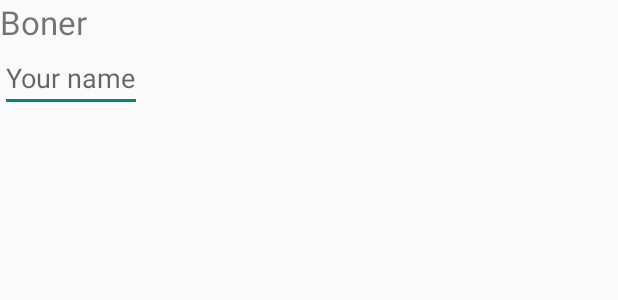
After one commit to hayleycall/TinderForDogs, an Android app: the layout form.xml on its own in the app's theme, with its tools: preview values and no code run, on a phone screen of 412 x 824 dp. The commit adds this screen. Shown: the top 300 px of the screen. Run offline under Robolectric (Android 15) with nearby library versions, the phone set to English and light mode, and no system bars.

Commit message:
The beginnings of the user sign up/login form.

```diff
--- /dev/null
+++ b/app/src/main/res/layout-xlarge/form.xml
@@ -0,0 +1,24 @@
+<?xml version="1.0" encoding="utf-8"?>
+<ScrollView xmlns:android="http://schemas.android.com/apk/res/android"
+    android:id="@+id/ScrollView01"
+    android:layout_width="wrap_content" android:layout_height="wrap_content"
+    android:scrollbars="horizontal">
+    <LinearLayout
+            android:layout_width="fill_parent"
+            android:orientation="vertical"
+            android:layout_height="fill_parent">
+    <TextView
+        android:id="@+id/TextViewTitle"
+        android:layout_width="wrap_content"
+        android:layout_height="wrap_content"
+        android:text="@string/feedbacktitle"
+        android:textSize="10pt">
+     </TextView>
+     <EditText
+         android:id="@+id/EditTextName"
+         android:layout_height="wrap_content"
+         android:hint="@string/feedbackname"
+         android:inputType="textPersonName"
+         android:layout_width="fill_parent"/>
+     </LinearLayout>
+ </ScrollView>
--- /dev/null
+++ b/app/src/main/res/layout/form.xml
@@ -0,0 +1,25 @@
+<?xml version="1.0" encoding="utf-8"?>
+<ScrollView xmlns:android="http://schemas.android.com/apk/res/android"
+    android:id="@+id/ScrollView01"
+    android:layout_width="wrap_content" android:layout_height="wrap_content"
+    android:scrollbars="horizontal">
+    <LinearLayout
+            android:layout_width="fill_parent"
+            android:orientation="vertical"
+            android:layout_height="fill_parent">
+    <TextView
+        android:id="@+id/TextViewTitle"
+        android:layout_width="wrap_content"
+        android:layout_height="wrap_content"
+        android:text="@string/feedbacktitle"
+        android:textSize="10pt">
+     </TextView>
+     <EditText
+         android:id="@+id/EditTextName"
+         android:layout_width="wrap_content"
+         android:hint="@string/feedbackname"
+         android:inputType="textPersonName"
+         android:layout_height="fill_parent">
+      </EditText>
+     </LinearLayout>
+ </ScrollView>
--- a/app/src/main/res/values/strings.xml
+++ b/app/src/main/res/values/strings.xml
@@ -4,5 +4,6 @@
     <string name="app_name">Boner</string>
     <string name="hello_world">Hello world!</string>
     <string name="action_settings">Settings</string>
-
+    <string name="feedbacktitle">Boner</string>
+    <string name="feedbackname">Your name</string>
 </resources>
```
Also changed, not shown: 2 other files.
